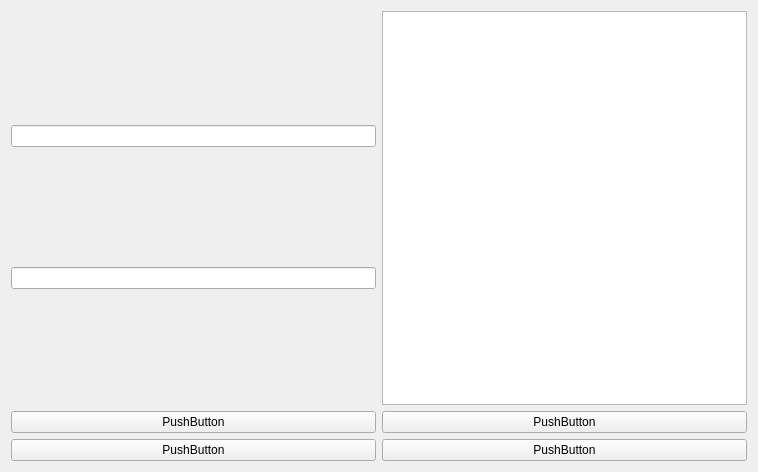
First picture: the form in UI/main_ui.ui, repository StephenDeng01/ECG-Signal-Processing2.0, before the edit.
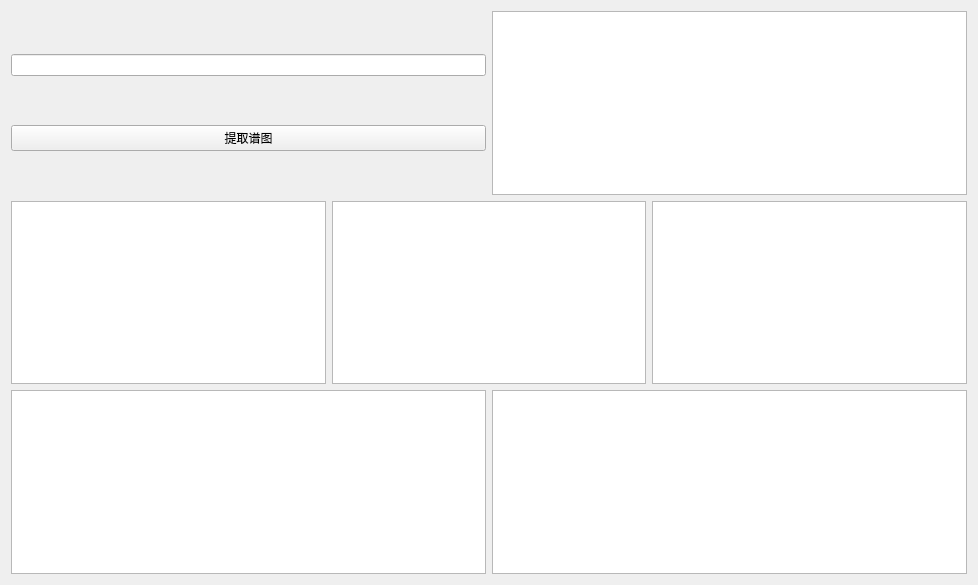
Second picture: the form after the edit.

Diff of the .ui file:
```diff
--- a/UI/main_ui.ui
+++ b/UI/main_ui.ui
@@ -6,8 +6,8 @@
    <rect>
     <x>0</x>
     <y>0</y>
-    <width>758</width>
-    <height>472</height>
+    <width>978</width>
+    <height>585</height>
    </rect>
   </property>
   <property name="windowTitle">
@@ -21,10 +21,18 @@
        <item>
         <layout class="QVBoxLayout" name="verticalLayout">
          <item>
-          <widget class="QLineEdit" name="lineEdit"/>
+          <widget class="QLineEdit" name="lineEdit">
+           <property name="text">
+            <string/>
+           </property>
+          </widget>
          </item>
          <item>
-          <widget class="QLineEdit" name="lineEdit_2"/>
+          <widget class="QPushButton" name="pushButton">
+           <property name="text">
+            <string>提取谱图</string>
+           </property>
+          </widget>
          </item>
         </layout>
        </item>
@@ -34,34 +42,25 @@
       </layout>
      </item>
      <item>
-      <layout class="QGridLayout" name="gridLayout">
-       <item row="0" column="0">
-        <widget class="QPushButton" name="pushButton">
-         <property name="text">
-          <string>PushButton</string>
-         </property>
-        </widget>
+      <layout class="QHBoxLayout" name="horizontalLayout_2">
+       <item>
+        <widget class="QGraphicsView" name="graphicsView_2"/>
        </item>
-       <item row="0" column="1">
-        <widget class="QPushButton" name="pushButton_2">
-         <property name="text">
-          <string>PushButton</string>
-         </property>
-        </widget>
+       <item>
+        <widget class="QGraphicsView" name="graphicsView_3"/>
        </item>
-       <item row="1" column="0">
-        <widget class="QPushButton" name="pushButton_3">
-         <property name="text">
-          <string>PushButton</string>
-         </property>
-        </widget>
+       <item>
+        <widget class="QGraphicsView" name="graphicsView_4"/>
        </item>
-       <item row="1" column="1">
-        <widget class="QPushButton" name="pushButton_4">
-         <property name="text">
-          <string>PushButton</string>
-         </property>
-        </widget>
+      </layout>
+     </item>
+     <item>
+      <layout class="QHBoxLayout" name="horizontalLayout_3">
+       <item>
+        <widget class="QGraphicsView" name="graphicsView_5"/>
+       </item>
+       <item>
+        <widget class="QGraphicsView" name="graphicsView_6"/>
        </item>
       </layout>
      </item>
```
